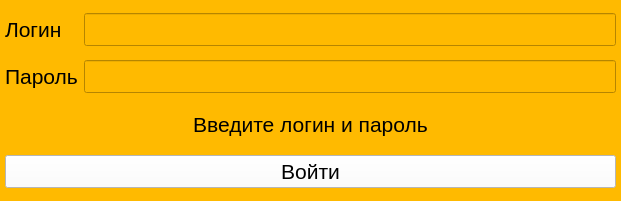
The window that form/login.ui (MR-Geri/cinema) describes before a commit, drawn with Qt 5.
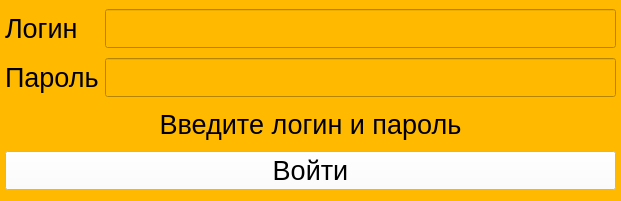
The same window after the commit.

```diff
--- a/form/login.ui
+++ b/form/login.ui
@@ -59,7 +59,7 @@
      <widget class="QLabel" name="label_2">
       <property name="font">
        <font>
-        <pointsize>16</pointsize>
+        <pointsize>20</pointsize>
        </font>
       </property>
       <property name="text">
@@ -71,7 +71,7 @@
      <widget class="QLineEdit" name="line_password">
       <property name="font">
        <font>
-        <pointsize>16</pointsize>
+        <pointsize>20</pointsize>
        </font>
       </property>
      </widget>
@@ -80,7 +80,7 @@
      <widget class="QLabel" name="label">
       <property name="font">
        <font>
-        <pointsize>16</pointsize>
+        <pointsize>20</pointsize>
        </font>
       </property>
       <property name="text">
@@ -92,7 +92,7 @@
      <widget class="QLineEdit" name="line_login">
       <property name="font">
        <font>
-        <pointsize>16</pointsize>
+        <pointsize>20</pointsize>
        </font>
       </property>
      </widget>
@@ -101,7 +101,7 @@
      <widget class="QPushButton" name="button_sign_in">
       <property name="font">
        <font>
-        <pointsize>16</pointsize>
+        <pointsize>20</pointsize>
        </font>
       </property>
       <property name="styleSheet">
@@ -122,7 +122,7 @@
       </property>
       <property name="font">
        <font>
-        <pointsize>16</pointsize>
+        <pointsize>20</pointsize>
        </font>
       </property>
       <property name="text">
```
